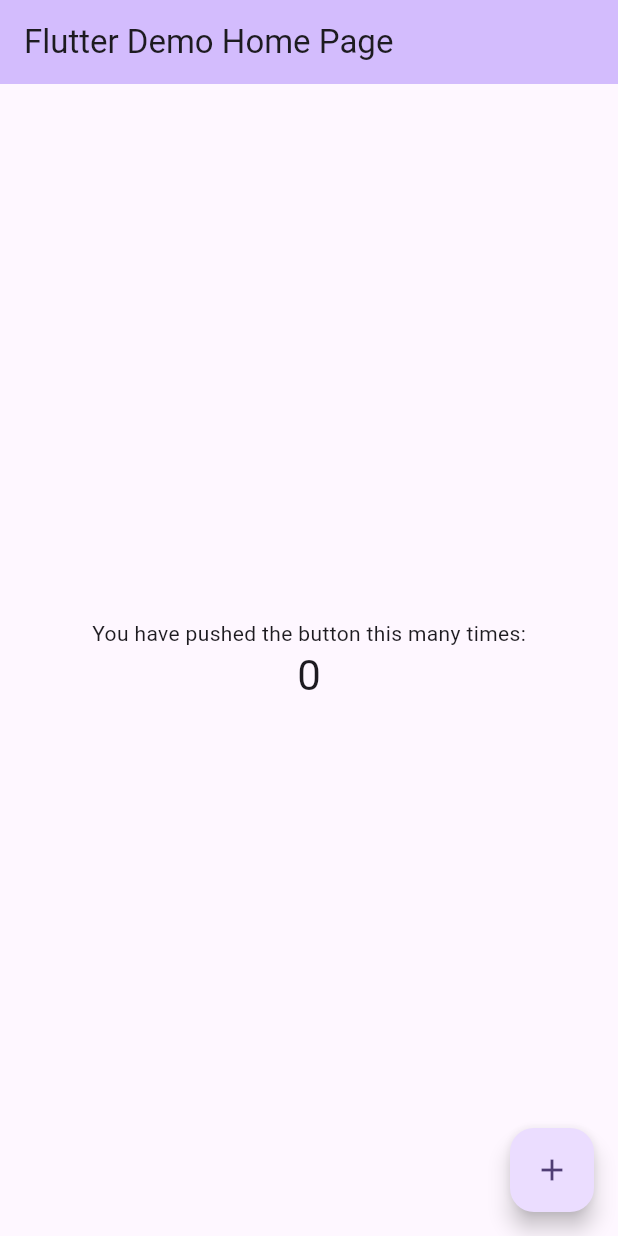
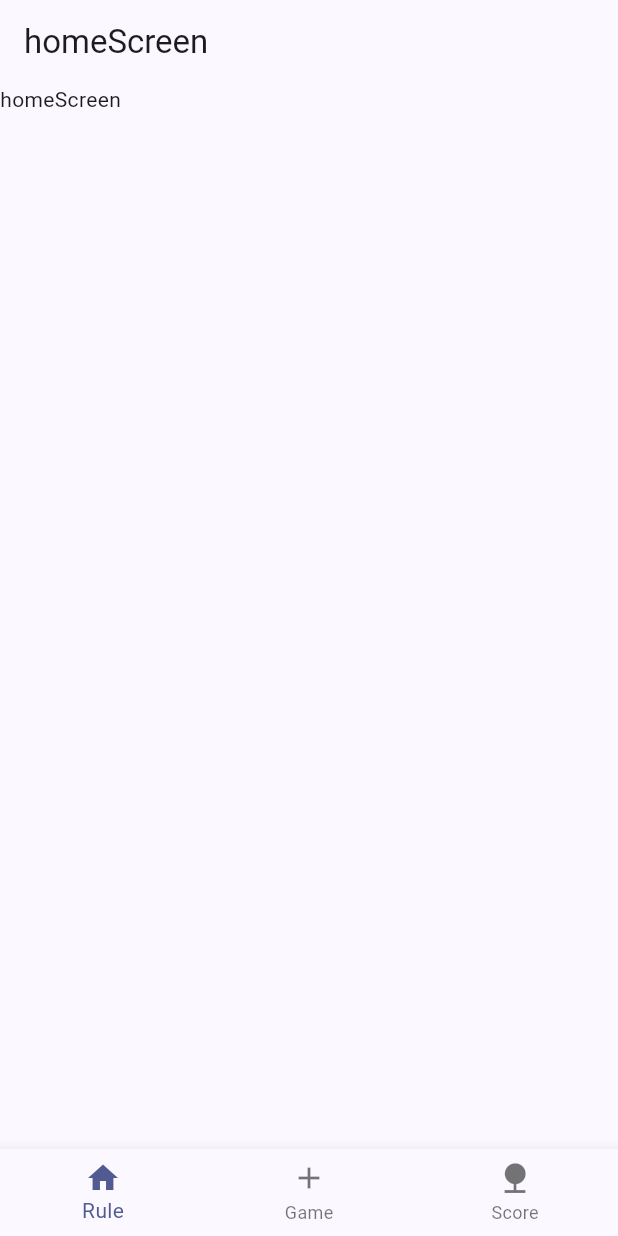
Before and after one commit to coulontitouan/pendu_dev_mobile, a Flutter app: the screen it shows after launch, on a phone screen of 412 x 824 dp. Run offline on Flutter 3.47's test engine with Material 3 defaults, Android fonts, the phone set to English and light mode, and no system bars; our stand-ins replace go_router.

Commit message:
creation fichier

```diff
--- /dev/null
+++ b/lib/app.dart
@@ -0,0 +1,23 @@
+
+import 'package:flutter/cupertino.dart';
+import 'package:flutter/material.dart';
+import 'package:provider/provider.dart';
+
+import 'app_router.dart';
+
+class MyApp extends StatelessWidget{
+  const MyApp({super.key});
+
+  @override
+  Widget build(BuildContext context) {
+    // TODO: implement build
+    return MaterialApp.router(
+        title:"Flutter go rooter demo",
+        theme: ThemeData(
+          colorScheme : ColorScheme.fromSeed(seedColor:Colors.indigo),
+          useMaterial3: true,
+        ),
+        routerConfig: router
+    );
+  }
+}
--- /dev/null
+++ b/lib/app_router.dart
@@ -0,0 +1,43 @@
+import "package:flutter/cupertino.dart";
+import "package:go_router/go_router.dart";
+import "package:penduflutter/screen/gamescreen.dart";
+import "package:penduflutter/screen/homescreen.dart";
+import 'package:penduflutter/screen/rulescreen.dart';
+import "package:penduflutter/screen/scorescreen.dart";
+
+final GlobalKey<NavigatorState> _rootNavigatorKey = GlobalKey<NavigatorState>();
+final GlobalKey<NavigatorState> _shellNavigatorKey = GlobalKey<NavigatorState>();
+final router = GoRouter(
+      navigatorKey: _rootNavigatorKey,
+      initialLocation:"/home",
+      routes: <RouteBase>[
+        GoRoute(
+            path: '/',
+            redirect: (BuildContext context, GoRouterState state){
+              return '/home';
+            }
+        ),
+        GoRoute(
+            path: "/home",
+            name: "home",
+            builder: (context,state) => const HomeScreen(),
+                    ),
+        GoRoute(
+          path: "/rule",
+          name: "rule",
+          builder: (context,state) => const RuleScreen(),
+        ),
+        GoRoute(
+          path: "/game",
+          name: "game",
+          builder: (context,state) => const Gamescreen(),
+        ),
+        GoRoute(
+          path: "/score",
+          name: "score",
+          builder: (context,state) => const Scorescreen(),
+        ),
+
+      ]
+
+  );
--- a/lib/main.dart
+++ b/lib/main.dart
@@ -1,125 +1,7 @@
 import 'package:flutter/material.dart';
+
+import 'app.dart';
 
 void main() {
   runApp(const MyApp());
 }
-
-class MyApp extends StatelessWidget {
-  const MyApp({super.key});
-
-  // This widget is the root of your application.
-  @override
-  Widget build(BuildContext context) {
-    return MaterialApp(
-      title: 'Flutter Demo',
-      theme: ThemeData(
-        // This is the theme of your application.
-        //
-        // TRY THIS: Try running your application with "flutter run". You'll see
-        // the application has a purple toolbar. Then, without quitting the app,
-        // try changing the seedColor in the colorScheme below to Colors.green
-        // and then invoke "hot reload" (save your changes or press the "hot
-        // reload" button in a Flutter-supported IDE, or press "r" if you used
-        // the command line to start the app).
-        //
-        // Notice that the counter didn't reset back to zero; the application
-        // state is not lost during the reload. To reset the state, use hot
-        // restart instead.
-        //
-        // This works for code too, not just values: Most code changes can be
-        // tested with just a hot reload.
-        colorScheme: ColorScheme.fromSeed(seedColor: Colors.deepPurple),
-        useMaterial3: true,
-      ),
-      home: const MyHomePage(title: 'Flutter Demo Home Page'),
-    );
-  }
-}
-
-class MyHomePage extends StatefulWidget {
-  const MyHomePage({super.key, required this.title});
-
-  // This widget is the home page of your application. It is stateful, meaning
-  // that it has a State object (defined below) that contains fields that affect
-  // how it looks.
-
-  // This class is the configuration for the state. It holds the values (in this
-  // case the title) provided by the parent (in this case the App widget) and
-  // used by the build method of the State. Fields in a Widget subclass are
-  // always marked "final".
-
-  final String title;
-
-  @override
-  State<MyHomePage> createState() => _MyHomePageState();
-}
-
-class _MyHomePageState extends State<MyHomePage> {
-  int _counter = 0;
-
-  void _incrementCounter() {
-    setState(() {
-      // This call to setState tells the Flutter framework that something has
-      // changed in this State, which causes it to rerun the build method below
-      // so that the display can reflect the updated values. If we changed
-      // _counter without calling setState(), then the build method would not be
-      // called again, and so nothing would appear to happen.
-      _counter++;
-    });
-  }
-
-  @override
-  Widget build(BuildContext context) {
-    // This method is rerun every time setState is called, for instance as done
-    // by the _incrementCounter method above.
-    //
-    // The Flutter framework has been optimized to make rerunning build methods
-    // fast, so that you can just rebuild anything that needs updating rather
-    // than having to individually change instances of widgets.
-    return Scaffold(
-      appBar: AppBar(
-        // TRY THIS: Try changing the color here to a specific color (to
-        // Colors.amber, perhaps?) and trigger a hot reload to see the AppBar
-        // change color while the other colors stay the same.
-        backgroundColor: Theme.of(context).colorScheme.inversePrimary,
-        // Here we take the value from the MyHomePage object that was created by
-        // the App.build method, and use it to set our appbar title.
-        title: Text(widget.title),
-      ),
-      body: Center(
-        // Center is a layout widget. It takes a single child and positions it
-        // in the middle of the parent.
-        child: Column(
-          // Column is also a layout widget. It takes a list of children and
-          // arranges them vertically. By default, it sizes itself to fit its
-          // children horizontally, and tries to be as tall as its parent.
-          //
-          // Column has various properties to control how it sizes itself and
-          // how it positions its children. Here we use mainAxisAlignment to
-          // center the children vertically; the main axis here is the vertical
-          // axis because Columns are vertical (the cross axis would be
-          // horizontal).
-          //
-          // TRY THIS: Invoke "debug painting" (choose the "Toggle Debug Paint"
-          // action in the IDE, or press "p" in the console), to see the
-          // wireframe for each widget.
-          mainAxisAlignment: MainAxisAlignment.center,
-          children: <Widget>[
-            const Text(
-              'You have pushed the button this many times:',
-            ),
-            Text(
-              '$_counter',
-              style: Theme.of(context).textTheme.headlineMedium,
-            ),
-          ],
-        ),
-      ),
-      floatingActionButton: FloatingActionButton(
-        onPressed: _incrementCounter,
-        tooltip: 'Increment',
-        child: const Icon(Icons.add),
-      ), // This trailing comma makes auto-formatting nicer for build methods.
-    );
-  }
-}
--- /dev/null
+++ b/lib/screen/gamescreen.dart
@@ -0,0 +1,10 @@
+import 'package:flutter/material.dart';
+
+class Gamescreen extends StatelessWidget {
+  const Gamescreen({super.key});
+  @override
+  Widget build(BuildContext context) {
+    // TODO: implement build
+    throw UnimplementedError();
+  }
+}
--- /dev/null
+++ b/lib/screen/homescreen.dart
@@ -0,0 +1,53 @@
+import 'package:flutter/material.dart';
+import 'package:go_router/go_router.dart';
+
+class HomeScreen extends StatelessWidget{
+  const HomeScreen({super.key});
+
+  @override
+  Widget build(BuildContext context) {
+    return Scaffold(
+      appBar: AppBar(
+          title: const Text("homeScreen")
+      ),
+      body: const Text("homeScreen"),
+      bottomNavigationBar: BottomNavigationBar(
+        items: const [
+          BottomNavigationBarItem(icon: Icon(Icons.home), label: "Rule"),
+          BottomNavigationBarItem(icon: Icon(Icons.add), label: "Game"),
+          BottomNavigationBarItem(icon: Icon(Icons.nature), label: "Score"),
+
+        ],
+        currentIndex: _calculateSelectedIndex(context),
+        onTap: (int index) => _onItemTapped(index, context),
+      ),
+    );
+  }
+
+
+  static int _calculateSelectedIndex(BuildContext context) {
+    final String location = GoRouterState
+        .of(context)
+        .uri
+        .toString();
+    if (location.startsWith("/rule")) {
+      return 1;
+    }
+    if (location.startsWith("/game")) {
+      return 2;
+    }
+    return 0;
+  }
+
+
+  void _onItemTapped(int index, BuildContext context) {
+    switch (index) {
+      case 0:
+        GoRouter.of(context).go("/rule");
+      case 1:
+        GoRouter.of(context).go("/game");
+      case 2:
+        GoRouter.of(context).go("/score");
+    }
+  }
+}
--- /dev/null
+++ b/lib/screen/rulescreen.dart
@@ -0,0 +1,11 @@
+import 'package:flutter/material.dart';
+
+class RuleScreen extends StatelessWidget{
+  const RuleScreen({super.key});
+
+  @override
+  Widget build(BuildContext context) {
+    // TODO: implement build
+    throw UnimplementedError();
+  }
+}
--- /dev/null
+++ b/lib/screen/scorescreen.dart
@@ -0,0 +1,10 @@
+import 'package:flutter/material.dart';
+
+class Scorescreen extends StatelessWidget {
+  const Scorescreen({super.key});
+  @override
+  Widget build(BuildContext context) {
+    // TODO: implement build
+    throw UnimplementedError();
+  }
+}
--- /dev/null
+++ b/lib/ui/shellroutes.dart
@@ -0,0 +1 @@
+// TODO Implement this library.
--- a/pubspec.yaml
+++ b/pubspec.yaml
@@ -35,7 +35,8 @@ dependencies:
   # The following adds the Cupertino Icons font to your application.
   # Use with the CupertinoIcons class for iOS style icons.
   cupertino_icons: ^1.0.2
-
+  go_router: ^13.2.0
+  provider: ^6.1.2
 dev_dependencies:
   flutter_test:
     sdk: flutter
```
Also changed, not shown: pubspec.lock.
